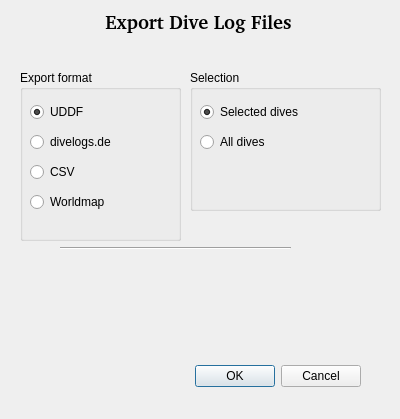
First picture: the form in qt-ui/divelogexportdialog.ui, repository subsurface/subsurface, before the edit.
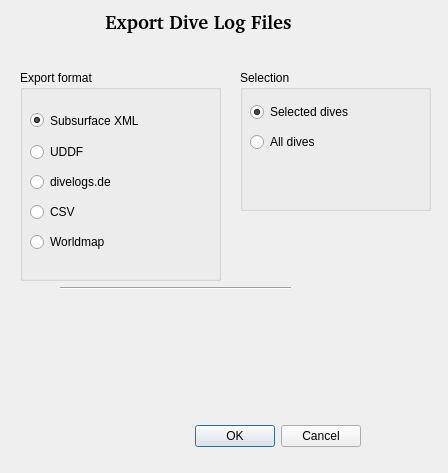
Second picture: the form after the edit.

Commit message:
Add Subsurface XML export to Export dialog
Also be consistent about the default folder we use when opening the file
dialog.

```diff
--- a/qt-ui/divelogexportdialog.ui
+++ b/qt-ui/divelogexportdialog.ui
@@ -6,8 +6,8 @@
    <rect>
     <x>0</x>
     <y>0</y>
-    <width>400</width>
-    <height>419</height>
+    <width>448</width>
+    <height>473</height>
    </rect>
   </property>
   <property name="windowTitle">
@@ -17,7 +17,7 @@
    <property name="geometry">
     <rect>
      <x>20</x>
-     <y>360</y>
+     <y>420</y>
      <width>341</width>
      <height>32</height>
     </rect>
@@ -61,8 +61,8 @@
     <rect>
      <x>20</x>
      <y>70</y>
-     <width>161</width>
-     <height>171</height>
+     <width>201</width>
+     <height>211</height>
     </rect>
    </property>
    <property name="title">
@@ -72,16 +72,22 @@
     <property name="geometry">
      <rect>
       <x>10</x>
-      <y>30</y>
+      <y>70</y>
       <width>110</width>
       <height>24</height>
      </rect>
     </property>
+    <property name="maximumSize">
+     <size>
+      <width>110</width>
+      <height>16777215</height>
+     </size>
+    </property>
     <property name="text">
      <string>UDDF</string>
     </property>
     <property name="checked">
-     <bool>true</bool>
+     <bool>false</bool>
     </property>
     <attribute name="buttonGroup">
      <string notr="true">exportGroup</string>
@@ -91,7 +97,7 @@
     <property name="geometry">
      <rect>
       <x>10</x>
-      <y>60</y>
+      <y>100</y>
       <width>131</width>
       <height>24</height>
      </rect>
@@ -107,7 +113,7 @@
     <property name="geometry">
      <rect>
       <x>10</x>
-      <y>90</y>
+      <y>130</y>
       <width>110</width>
       <height>24</height>
      </rect>
@@ -123,8 +129,8 @@
     <property name="geometry">
      <rect>
       <x>10</x>
-      <y>120</y>
-      <width>110</width>
+      <y>160</y>
+      <width>171</width>
       <height>24</height>
      </rect>
     </property>
@@ -135,11 +141,36 @@
      <string notr="true">exportGroup</string>
     </attribute>
    </widget>
+   <widget class="QRadioButton" name="exportSubsurfaceXML">
+    <property name="geometry">
+     <rect>
+      <x>10</x>
+      <y>40</y>
+      <width>171</width>
+      <height>21</height>
+     </rect>
+    </property>
+    <property name="maximumSize">
+     <size>
+      <width>171</width>
+      <height>16777215</height>
+     </size>
+    </property>
+    <property name="text">
+     <string>Subsurface XML</string>
+    </property>
+    <property name="checked">
+     <bool>true</bool>
+    </property>
+    <attribute name="buttonGroup">
+     <string notr="true">exportGroup</string>
+    </attribute>
+   </widget>
   </widget>
   <widget class="QGroupBox" name="exportSelection">
    <property name="geometry">
     <rect>
-     <x>190</x>
+     <x>240</x>
      <y>70</y>
      <width>191</width>
      <height>141</height>
@@ -185,7 +216,7 @@
    <property name="geometry">
     <rect>
      <x>60</x>
-     <y>240</y>
+     <y>280</y>
      <width>231</width>
      <height>16</height>
     </rect>
@@ -198,7 +229,7 @@
    <property name="geometry">
     <rect>
      <x>30</x>
-     <y>260</y>
+     <y>310</y>
      <width>341</width>
      <height>91</height>
     </rect>
```
The commit also changes 1 other file.
